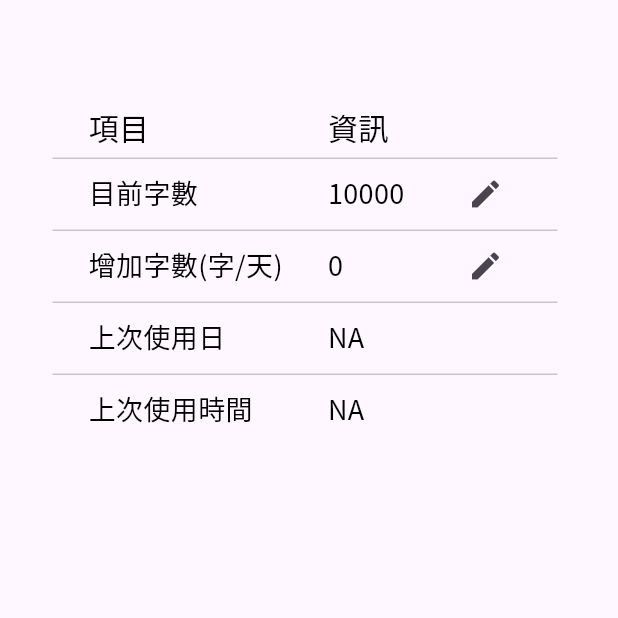
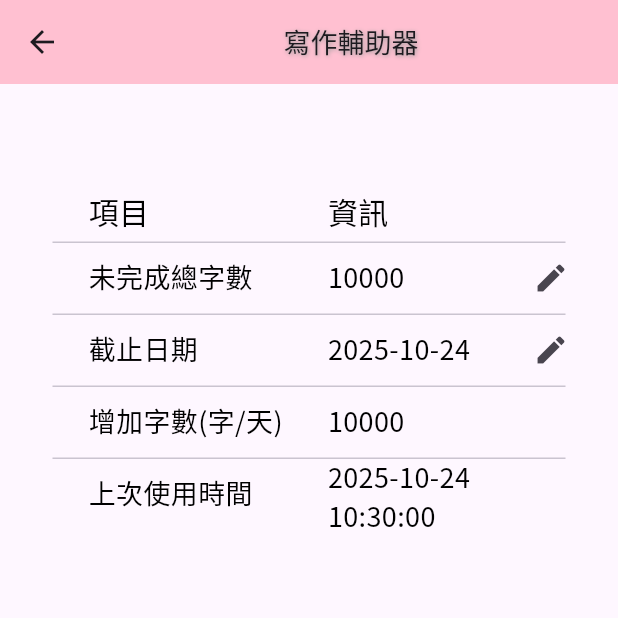
Before and after one commit to fanfaner1207/divination, a Flutter app: the WritingAssistant screen opened directly, on a phone screen of 412 x 824 dp, the top half of it. Run offline on Flutter 3.47's test engine with Material 3 defaults, Android fonts, the phone set to English and light mode, and no system bars; our stand-ins replace shared_preferences, sqflite; missing offline and left inert: bottom_drawer; accounts and stored records are empty.

Commit message:
feat(writing): 實作資料庫升級並修復每日字數計算
本次提交包含對「寫作輔助器」功能的幾項重要更新與修復：

資料庫 (writingdb.dart):
- 在 sqflite 初始化流程中引入 `version` 與 `onUpgrade` 機制，為未來的資料庫結構變更打下基礎。
- `onUpgrade` 現在會採取「刪除並重建」策略，確保在版本更新時能獲得最新的資料表結構。
- 將重複的資料表建立 (`CREATE TABLE`) 與初始資料插入 (`INSERT`) 邏輯抽離至共用的 `_createTableAndSeed` 函式，簡化了 `onCreate` 和 `onUpgrade` 的程式碼，提高可維護性。

寫作輔助器 (writingassistant.dart):
- 修復了每日應寫字數的計算邏輯，將其重構為功能更完整的 `_calculateDailyWordIncrement` 函式。
- 新函式能正確解析日期、計算剩餘天數，並根據目標總字數得出每日需完成的字數。
- 新增了對邊界情況的處理，例如截止日期無效、已到期或天數為零，避免了先前可能導致 App 崩潰的問題。
- UI 現在能夠正確地顯示即時計算出的每日建議寫作量。

```diff
--- /dev/null
+++ b/devtools_options.yaml
@@ -0,0 +1,3 @@
+description: This file stores settings for Dart & Flutter DevTools.
+documentation: https://docs.flutter.dev/tools/devtools/extensions#configure-extension-enablement-states
+extensions:
--- a/lib/db/writingdb.dart
+++ b/lib/db/writingdb.dart
@@ -9,21 +9,20 @@ class Writing {
   // 目前欠的字數
   int wordCount;
   // 每天增加多少字數
-  final int dailyWordIncrement;
+  //final int dailyWordIncrement;
 
-  // 控制字數的使用時間(for app and home widget)
-  final String wordIncrementLastChgDate;
-  // 上次使用日(for app)
-  final String lastUsedDate;
-  // 上次使用時間(for app)
-  final String lastUsedTime;
+  // 小說比賽截止日
+  final String? deadlineDate;
+
+  // 上次使用時間(for app and home widget)
+  final String? lastUsedDateTime;
+
   Writing({
     required this.id,
     required this.wordCount,
-    required this.dailyWordIncrement,
-    required this.wordIncrementLastChgDate,
-    required this.lastUsedDate,
-    required this.lastUsedTime,
+    // required this.dailyWordIncrement,
+    this.deadlineDate,
+    this.lastUsedDateTime,
   });
 
   // 為了產出可以直接使用的資料，所以return出Map的格式
@@ -31,10 +30,9 @@ class Writing {
     return {
       'id': id,
       'wordCount': wordCount,
-      'dailyWordIncrement': dailyWordIncrement,
-      'wordIncrementLastChgDate': wordIncrementLastChgDate,
-      'lastUsedDate': lastUsedDate,
-      'lastUsedTime': lastUsedTime,
+      // 'dailyWordIncrement': dailyWordIncrement,
+      'deadlineDate': deadlineDate,
+      'lastUsedDateTime': lastUsedDateTime,
     };
   }
 }
@@ -44,37 +42,45 @@ class WritingDB {
   static late Database database;
   static String tableName = 'writing';
 
-  static Future<Database> initDatabase() async {
-    // 完全刪除現有DB
-    // deleteDatabase(join(await getDatabasesPath(), "writing.DB"));
-
-    database = await openDatabase(
-      join(await getDatabasesPath(), "writing.DB"),
-
-      //創建table
-      onCreate: (db, version) async {
+  // 建立一個私有函式來處理資料表的建立與初始資料的插入
+  static Future<void> _createTableAndSeed(Database db) async {
     await db.execute('''
       CREATE TABLE IF NOT EXISTS $tableName (
         id INTEGER PRIMARY KEY,
         wordCount INTEGER,
         dailyWordIncrement INTEGER,
-        wordIncrementLastChgDate TEXT,
-        lastUsedDateTime TEXT,
-        lastUsedDate TEXT,
-        lastUsedTime TEXT)''');
+        deadlineDate TEXT,
+        lastUsedDateTime TEXT
+      )''');
     // 插入第一筆資料
     await db.insert(tableName, {
       'id': 1,
       'wordCount': 10000,
       'dailyWordIncrement': 0,
-          'wordIncrementLastChgDate':
-              DateTime.now().toIso8601String().split('T')[0],
-          'lastUsedDateTime': "NA",
-          'lastUsedDate': "NA", // 提取日期部分
-          'lastUsedTime': "NA", // 提取時間部分
+      'deadlineDate': DateTime.now().toIso8601String().split('T')[0],
+      'lastUsedDateTime': DateTime.now().toIso8601String(),
     });
+  }
+
+  static Future<Database> initDatabase() async {
+    // 完全刪除現有DB
+    // deleteDatabase(join(await getDatabasesPath(), "writing.DB"));
+    database = await openDatabase(
+      join(await getDatabasesPath(), "writing.DB"),
+
+      //onCreate用於「全新安裝」的使用者。它會建立 新 的資料庫結構。
+      onCreate: (db, version) async {
+        await _createTableAndSeed(db);
       },
-      version: 1,
+      // onUpgrade 用於「升級」現有使用者。當 version 號碼增加時，它會執行。
+      // 根據您的需求，這裡會刪除舊資料表並重建。
+      onUpgrade: (db, oldVersion, newVersion) async {
+        // 1. 刪除現有的資料表
+        await db.execute('DROP TABLE IF EXISTS $tableName');
+        // 2. 呼叫共用函式來重新建立資料表與初始資料
+        await _createTableAndSeed(db);
+      },
+      version: 2,
     );
     return database;
   }
@@ -102,10 +108,9 @@ class WritingDB {
       return Writing(
         id: maps[i]['id'],
         wordCount: maps[i]['wordCount'],
-        dailyWordIncrement: maps[i]['dailyWordIncrement'],
-        wordIncrementLastChgDate: maps[i]['wordIncrementLastChgDate'],
-        lastUsedDate: maps[i]['lastUsedDate'],
-        lastUsedTime: maps[i]['lastUsedTime'],
+        // dailyWordIncrement: maps[i]['dailyWordIncrement'],
+        deadlineDate: maps[i]['deadlineDate'] ?? '', // 如果為 null，則給予空字串
+        lastUsedDateTime: maps[i]['lastUsedDateTime'] ?? '', // 如果為 null，則給予空字串
       );
     });
   }
--- a/lib/tabs/writingassistant.dart
+++ b/lib/tabs/writingassistant.dart
@@ -1,4 +1,3 @@
-// import 'dart:async';
 import 'package:flutter/material.dart';
 import '../db/writingdb.dart';
 import 'package:flutter/services.dart'; //FilteringTextInputFormatter需要
@@ -13,55 +12,130 @@ class WritingAssistant extends StatefulWidget {
 class _WritingAssistantState extends State<WritingAssistant> {
   bool isWordCountEditing = false;
   final inputWordCount = TextEditingController();
-  bool isWordIncrementEditing = false;
-  final inputsWordIncrement = TextEditingController();
+  bool isDeadlineDateEditing = false;
+  final inputsDeadlineDate = TextEditingController();
+
 
   late Future<List<Writing>> futureListWriting;
 
   Future<List<Writing>> getwritingdata() async {
     List<Writing> list = await WritingDB.getWriting();
-    // 更新目前字數
-    DateTime today = DateTime.now();
-    DateTime wordIncrementLastChgDateDateTime = DateTime.parse(
-      list[0].wordIncrementLastChgDate,
-    );
-    int daysDifference =
-        today.difference(wordIncrementLastChgDateDateTime).inDays;
 
-    list[0].wordCount =
-        list[0].wordCount + daysDifference * list[0].dailyWordIncrement;
+    // if (list.isNotEmpty) {
+    //   try {
+    //     DateTime today = DateTime.now();
 
-    await WritingDB.updateWriting({
-      'wordCount': list[0].wordCount,
-      'wordIncrementLastChgDate':
-          DateTime.now().toIso8601String().split('T')[0],
-    });
+    //     // 只有在 lastUsedDateTime 有效時才進行解析和計算
+    //     if (list[0].lastUsedDateTime != null &&
+    //         list[0].lastUsedDateTime!.isNotEmpty) {
+    //       DateTime lastUsed = DateTime.parse(list[0].lastUsedDateTime!);
 
+    //       int daysDifference = today.difference(lastUsed).inDays;
+
+    //       // 只有在天數差異大於0時才更新，避免同一天內重複計算
+    //       if (daysDifference > 0) {
+    //         list[0].wordCount =
+    //             list[0].wordCount + daysDifference * list[0].dailyWordIncrement;
+    //       }
+
+    //       // 更新上次使用時間
+    //       await WritingDB.updateWriting({
+    //         'wordCount': list[0].wordCount,
+    //         'lastUsedDateTime': DateTime.now().toIso8601String(),
+    //       });
+    //     }
+    //   } on FormatException catch (e) {
+    //     // Handle the case where the date format is invalid
+    //     print('Error parsing date: ${e.message}');
+    //     // You might want to set a default value or show an error to the user
+    //   }
+    // }
     return list;
   }
 
-  void updateDate() async {
-    // 更新之前上此使用時間
-    String now = DateTime.now().toIso8601String();
-    Map<String, dynamic> updateData = {
-      'lastUsedDate': now.split('T')[0], // 提取日期部分
-      'lastUsedTime': now.split('T')[1].split('.')[0], // 提取時間部分
-    };
-    setState(() {
-      WritingDB.updateWriting(updateData);
-    });
+  // 顯示日期選擇器並更新資料庫
+  Future<void> _selectDate(BuildContext context, Writing writingData) async {
+    final DateTime? picked = await showDatePicker(
+      context: context,
+      // 嘗試解析現有日期，如果失敗或為空，則使用今天
+      initialDate: DateTime.tryParse(writingData.deadlineDate ?? '') ?? DateTime.now(),
+      firstDate: DateTime(2025),
+      lastDate: DateTime(2101),
+      locale: Locale('zh', 'TW')
+    );
+
+    if (picked != null) {
+      print(picked.toIso8601String().split('T')[0]);
+      //這裡有問題
+
+      await WritingDB.updateWriting({
+        'deadlineDate': picked.toIso8601String().split('T')[0],
+      });
+      setState(() {
+        futureListWriting = getwritingdata();
+      });
+    }
   }
+
+  // 計算每日應增加的字數
+  String _calculateDailyWordIncrement(Writing writingData) {
+    // 1. 檢查截止日期是否存在且不為空
+    if (writingData.deadlineDate == null || writingData.deadlineDate!.isEmpty) {
+      return "N/A"; // 沒有截止日期，無法計算
+    }
+
+    try {
+      // 2. 將字串轉換為 DateTime 物件
+      final deadline = DateTime.parse(writingData.deadlineDate!);
+      final todayDate = DateTime.parse(DateTime.now().toIso8601String().split('T')[0]);
+
+      // 3. 計算天數差異（加 1 以包含今天）
+      final differenceInDays = deadline.difference(todayDate).inDays + 1;
+
+      // 4. 避免除以零或負數
+      if (differenceInDays <= 0) {
+        return "已到期";
+      }
+
+      // 5. 計算並回傳結果，四捨五入到整數
+      final dailyIncrement = (writingData.wordCount / differenceInDays).ceil();
+      return dailyIncrement.toString();
+    } catch (e) {
+      // 如果日期格式錯誤，回傳錯誤訊息
+      return "日期錯誤";
+    }
+  }
+
 
   @override
   void initState() {
     super.initState();
     futureListWriting = getwritingdata();
-    updateDate();
   }
 
   @override
   Widget build(BuildContext context) {
-    return Container(
+    return Scaffold(appBar: AppBar(
+        title: const Center(
+          child: Text(
+            '寫作輔助器',
+            style: TextStyle(
+              fontSize: 18,
+              shadows: [
+                Shadow(
+                  offset: Offset(0.5, 0.5),
+                  blurRadius: 3.0,
+                  color: Colors.grey,
+                ),
+              ],
+            ),
+          ),
+        ),
+        backgroundColor: const Color.fromARGB(255, 255, 192, 209),
+      ),
+
+
+    body:Container(
       margin: const EdgeInsets.all(10),
       padding: const EdgeInsets.fromLTRB(25, 5, 25, 5),
       child: FutureBuilder(
@@ -107,7 +181,7 @@ class _WritingAssistantState extends State<WritingAssistant> {
                         rows: [
                           DataRow(
                             cells: [
-                              const DataCell(Text('目前字數')),
+                              const DataCell(Text('未完成總字數')),
                               DataCell(
                                 isWordCountEditing
                                     ? TextField(
@@ -123,11 +197,8 @@ class _WritingAssistantState extends State<WritingAssistant> {
                                       onSubmitted: (value) async {
                                         if (value.isNotEmpty) {
                                           await WritingDB.updateWriting({
-                                            'wordCount': int.parse(value),
-                                            'wordIncrementLastChgDate':
-                                                DateTime.now()
-                                                    .toIso8601String()
-                                                    .split('T')[0],
+                                            'wordCount':
+                                                int.parse(value),
                                           });
                                           setState(() {
                                             futureListWriting =
@@ -156,75 +227,40 @@ class _WritingAssistantState extends State<WritingAssistant> {
                           ),
                           DataRow(
                             cells: [
-                              const DataCell(Text('增加字數(字/天)')),
-                              DataCell(
-                                isWordIncrementEditing
-                                    ? TextField(
-                                      controller: inputsWordIncrement,
-                                      keyboardType: TextInputType.number,
-                                      inputFormatters: [
-                                        FilteringTextInputFormatter.digitsOnly,
-                                      ], // 限制只能輸入數字
-                                      decoration: const InputDecoration(
-                                        hintText: '請輸入',
-                                      ),
-                                      autofocus: true,
-                                      onSubmitted: (value) async {
-                                        if (value.isNotEmpty) {
-                                          await WritingDB.updateWriting({
-                                            'dailyWordIncrement': int.parse(
-                                              value,
-                                            ),
-                                            'wordIncrementLastChgDate':
-                                                DateTime.now()
-                                                    .toIso8601String()
-                                                    .split('T')[0],
-                                          });
-                                          setState(() {
-                                            futureListWriting =
-                                                getwritingdata();
-
-                                            isWordIncrementEditing =
-                                                !isWordIncrementEditing;
-                                          });
-                                        }
-                                      },
-                                    )
-                                    : Text(
-                                      listArr.dailyWordIncrement.toString(),
-                                    ),
-                              ),
-
+                              const DataCell(Text('截止日期')),
+                              // 將 listArr.deadlineDate.isEmpty 修改為 listArr.deadlineDate?.isEmpty ?? true。這段程式碼的意思是：
+                              // listArr.deadlineDate?：如果 deadlineDate 不是 null，就存取它的 .isEmpty 屬性。
+                              // ?? true：如果 deadlineDate 是 null，則整個表達式的结果為 true。
+                              // 這樣就能安全地判斷字串是否為空，即使它本身可能是 null。
+                              // lastUsedDateTime 的顯示邏輯也做了同樣的修改。
+                              DataCell(Text(listArr.deadlineDate?.isEmpty ?? true ? "未設定" : listArr.deadlineDate!)),
                               DataCell(
                                 IconButton(
                                   icon: Icon(Icons.edit),
-                                  onPressed: () {
-                                    setState(() {
-                                      isWordIncrementEditing =
-                                          !isWordIncrementEditing;
-                                    });
-                                  },
+                                  onPressed: () => _selectDate(context, listArr),
                                 ),
+                              ),
+                            ],
+                          ),
+                          DataRow(
+                            cells: [
+                              const DataCell(Text('增加字數(字/天)')),
+                              DataCell(Text(_calculateDailyWordIncrement(listArr))),
+
+                              DataCell(
+                                SizedBox.shrink(),
                               ),
                             ],
                           ),
 
                           DataRow(
                             cells: [
-                              const DataCell(Text('上次使用日')),
-                              DataCell(Text(listArr.lastUsedDate)),
+                              const DataCell(Text('上次使用時間')),
+                              DataCell(Text(listArr.lastUsedDateTime?.isEmpty ?? true ? "" : listArr.lastUsedDateTime!.replaceAll('T', ' ').split('.')[0])),
+
                               DataCell(
                                 SizedBox.shrink(),
-                              ), //直接提供空白 widget 可以避免表格生成時因為缺少資料而拋出錯誤。
-                            ],
-                          ),
-                          DataRow(
-                            cells: [
-                              const DataCell(Text('上次使用時間')),
-                              DataCell(Text(listArr.lastUsedTime)),
-                              DataCell(
-                                SizedBox.shrink(),
-                              ), //直接提供空白 widget 可以避免表格生成時因為缺少資料而拋出錯誤。
+                              ),
                             ],
                           ),
                         ],
@@ -236,6 +272,7 @@ class _WritingAssistantState extends State<WritingAssistant> {
           }
         },
       ),
+    )
     );
   }
 }
--- a/pubspec.yaml
+++ b/pubspec.yaml
@@ -29,6 +29,8 @@ environment:
 # versions available, run `flutter pub outdated`.
 dependencies:
   flutter:
+    sdk: flutter
+  flutter_localizations:
     sdk: flutter
   # The following adds the Cupertino Icons font to your application.
   # Use with the CupertinoIcons class for iOS style icons.
```
Also changed, not shown: lib/main.dart (+9 -0 lines), .devcontainer/devcontainer.json, analysis_options.yaml (line endings or trailing spaces), assets/fonts/OFL.txt (line endings or trailing spaces), lib/data/constants.dart (line endings or trailing spaces), lib/homewidget/homewidget.dart (line endings or trailing spaces), lib/tabs/overlay_page.dart (line endings or trailing spaces), pubspec.lock, 83 other files. Lines whose indentation alone changed are shown as unchanged.
